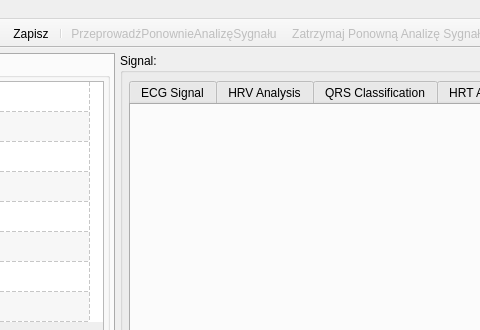
First picture: the form in ecganalyzer.ui, repository mateuszbaran/ECG-analyzer, before the edit; both pictures show x 150 to 630 and y 0 to 330 of the 862 by 554 pixel window.
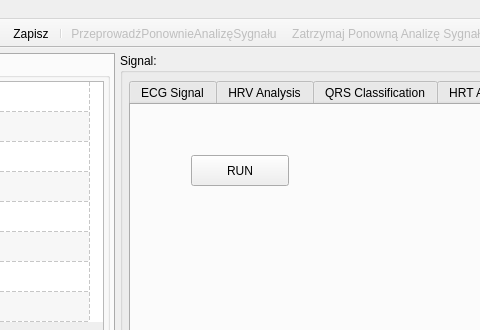
Second picture: the form after the edit. The open tabs and pages were chosen to show the change. Icons and pictures are not drawn. Custom widgets are drawn as their Qt base class.

```diff
--- a/ecganalyzer.ui
+++ b/ecganalyzer.ui
@@ -1203,6 +1203,19 @@
           <attribute name="title">
            <string>ST Segment</string>
           </attribute>
+          <widget class="QPushButton" name="run_st_analysis_button">
+           <property name="geometry">
+            <rect>
+             <x>60</x>
+             <y>50</y>
+             <width>98</width>
+             <height>31</height>
+            </rect>
+           </property>
+           <property name="text">
+            <string>RUN</string>
+           </property>
+          </widget>
          </widget>
          <widget class="QWidget" name="tabQTInterval">
           <attribute name="title">
```
Left out of the diff: 6 changed lines with no effect on the pictures.
